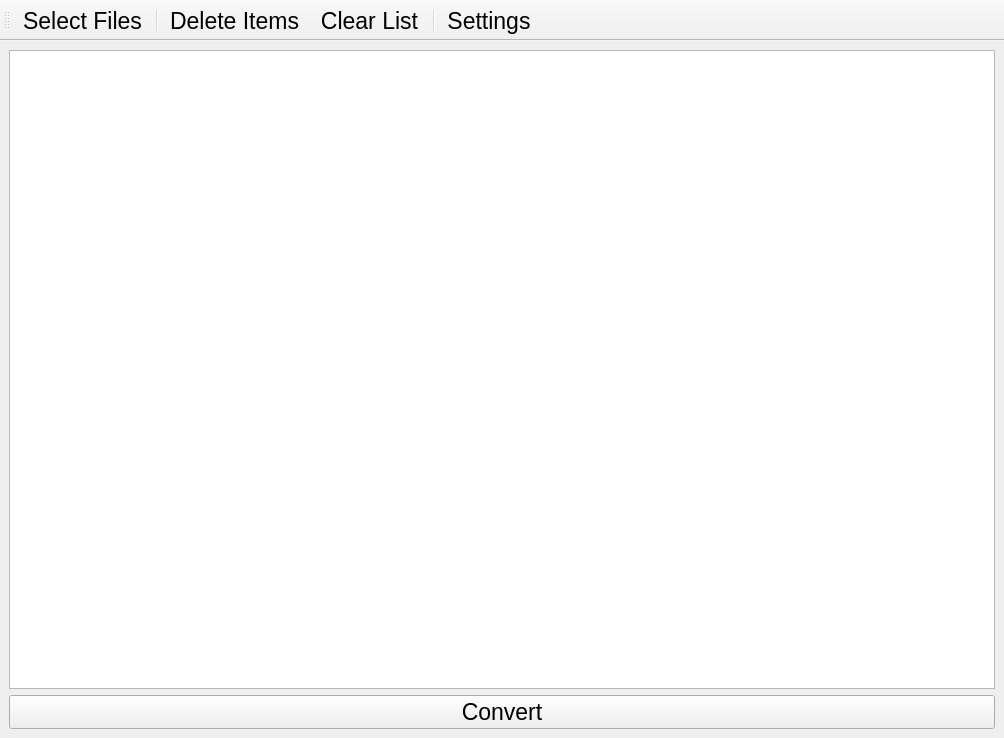
aikaisi/TypoViewer, file Lib/TypoViewer/windows/mainWindow.ui: the form before one commit.
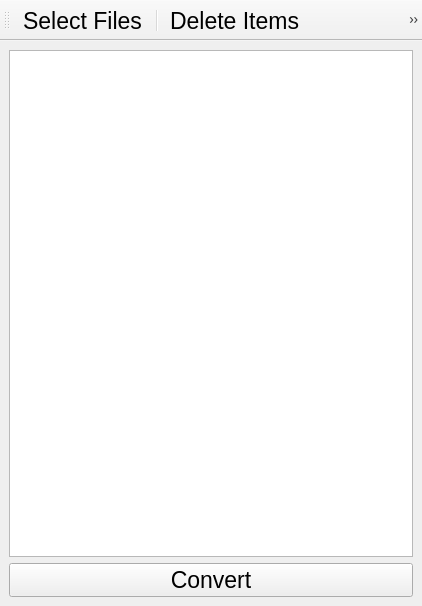
The form after the commit. Icons and pictures are not drawn.

Patch:
```diff
--- a/Lib/TypoViewer/windows/mainWindow.ui
+++ b/Lib/TypoViewer/windows/mainWindow.ui
@@ -6,8 +6,8 @@
    <rect>
     <x>0</x>
     <y>0</y>
-    <width>1004</width>
-    <height>738</height>
+    <width>422</width>
+    <height>606</height>
    </rect>
   </property>
   <property name="font">
```
